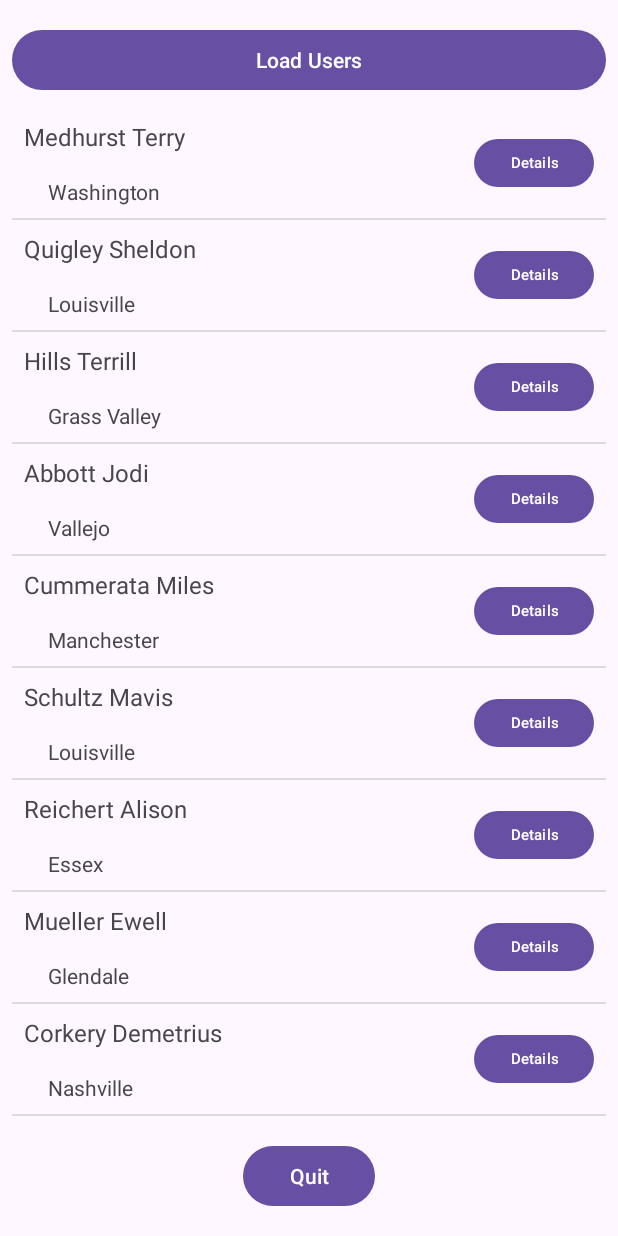
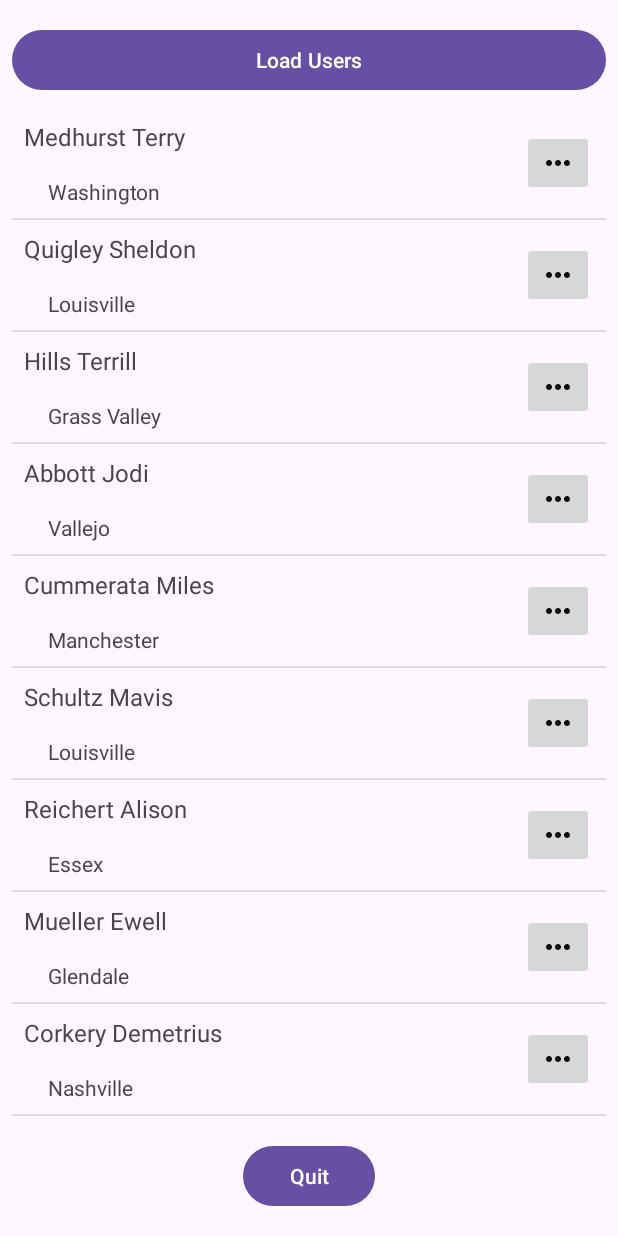
Before and after one commit to Abdelilah-Falih/MiniProjet, an Android app: the screen it shows after launch (MainActivity), after a tap on "Load Users", on a phone screen of 412 x 824 dp. Run offline under Robolectric (Android 15) with nearby library versions, the phone set to English and light mode, and no system bars.

Commit message:
ex03 :  -> add btn details  -> add UserDetails activity  -> show user details in the new activity

```diff
--- a/app/src/main/AndroidManifest.xml
+++ b/app/src/main/AndroidManifest.xml
@@ -13,6 +13,9 @@
         android:theme="@style/Theme.MyApplication"
         tools:targetApi="31">
         <activity
+            android:name=".UserDetails"
+            android:exported="false" />
+        <activity
             android:name=".MainActivity"
             android:exported="true">
             <intent-filter>
--- a/app/src/main/java/com/example/myapplication/User.java
+++ b/app/src/main/java/com/example/myapplication/User.java
@@ -1,6 +1,8 @@
 package com.example.myapplication;
 
-public class User {
+import java.io.Serializable;
+
+public class User implements Serializable {
     private String firstname;
     private String lasttname;
     private String gender;
--- /dev/null
+++ b/app/src/main/res/drawable/ic_details.xml
@@ -0,0 +1,5 @@
+<vector android:height="24dp" android:tint="#000000"
+    android:viewportHeight="24" android:viewportWidth="24"
+    android:width="24dp" xmlns:android="http://schemas.android.com/apk/res/android">
+    <path android:fillColor="@android:color/white" android:pathData="M6,10c-1.1,0 -2,0.9 -2,2s0.9,2 2,2 2,-0.9 2,-2 -0.9,-2 -2,-2zM18,10c-1.1,0 -2,0.9 -2,2s0.9,2 2,2 2,-0.9 2,-2 -0.9,-2 -2,-2zM12,10c-1.1,0 -2,0.9 -2,2s0.9,2 2,2 2,-0.9 2,-2 -0.9,-2 -2,-2z"/>
+</vector>
--- /dev/null
+++ b/app/src/main/res/drawable/ic_female.xml
@@ -0,0 +1,5 @@
+<vector android:height="30dp" android:tint="#EF95F3"
+    android:viewportHeight="24" android:viewportWidth="24"
+    android:width="30dp" xmlns:android="http://schemas.android.com/apk/res/android">
+    <path android:fillColor="@android:color/white" android:pathData="M17.5,9.5C17.5,6.46 15.04,4 12,4S6.5,6.46 6.5,9.5c0,2.7 1.94,4.93 4.5,5.4V17H9v2h2v2h2v-2h2v-2h-2v-2.1C15.56,14.43 17.5,12.2 17.5,9.5zM8.5,9.5C8.5,7.57 10.07,6 12,6s3.5,1.57 3.5,3.5S13.93,13 12,13S8.5,11.43 8.5,9.5z"/>
+</vector>
--- /dev/null
+++ b/app/src/main/res/drawable/ic_male.xml
@@ -0,0 +1,5 @@
+<vector android:height="30dp" android:tint="#10ABEE"
+    android:viewportHeight="24" android:viewportWidth="24"
+    android:width="30dp" xmlns:android="http://schemas.android.com/apk/res/android">
+    <path android:fillColor="@android:color/white" android:pathData="M9.5,11c1.93,0 3.5,1.57 3.5,3.5S11.43,18 9.5,18S6,16.43 6,14.5S7.57,11 9.5,11zM9.5,9C6.46,9 4,11.46 4,14.5S6.46,20 9.5,20s5.5,-2.46 5.5,-5.5c0,-1.16 -0.36,-2.23 -0.97,-3.12L18,7.42V10h2V4h-6v2h2.58l-3.97,3.97C11.73,9.36 10.66,9 9.5,9z"/>
+</vector>
--- a/app/src/main/res/layout/user_item.xml
+++ b/app/src/main/res/layout/user_item.xml
@@ -27,14 +27,13 @@
         app:layout_constraintStart_toStartOf="@+id/tv_fullname"
         app:layout_constraintTop_toBottomOf="@+id/tv_fullname" />
 
-    <Button
-        android:id="@+id/btn_details"
-        android:layout_width="80dp"
-        android:layout_height="40dp"
-        android:text="Details"
-        android:textSize="10sp"
+    <ImageButton
+        android:id="@+id/ib_details"
+        android:layout_width="wrap_content"
+        android:layout_height="wrap_content"
         app:layout_constraintBottom_toBottomOf="@+id/tv_city"
         app:layout_constraintEnd_toEndOf="parent"
-        app:layout_constraintTop_toTopOf="@+id/tv_fullname" />
+        app:layout_constraintTop_toTopOf="@+id/tv_fullname"
+        app:srcCompat="@drawable/ic_details" />
 
 </androidx.constraintlayout.widget.ConstraintLayout>
```
Also changed, not shown: app/src/main/java/com/example/myapplication/UserAdapter.java (+6 -7 lines), app/src/main/java/com/example/myapplication/UserDetails.java (added, +40 -0 lines), app/src/main/res/layout/activity_user_details.xml (added, +64 -0 lines).
